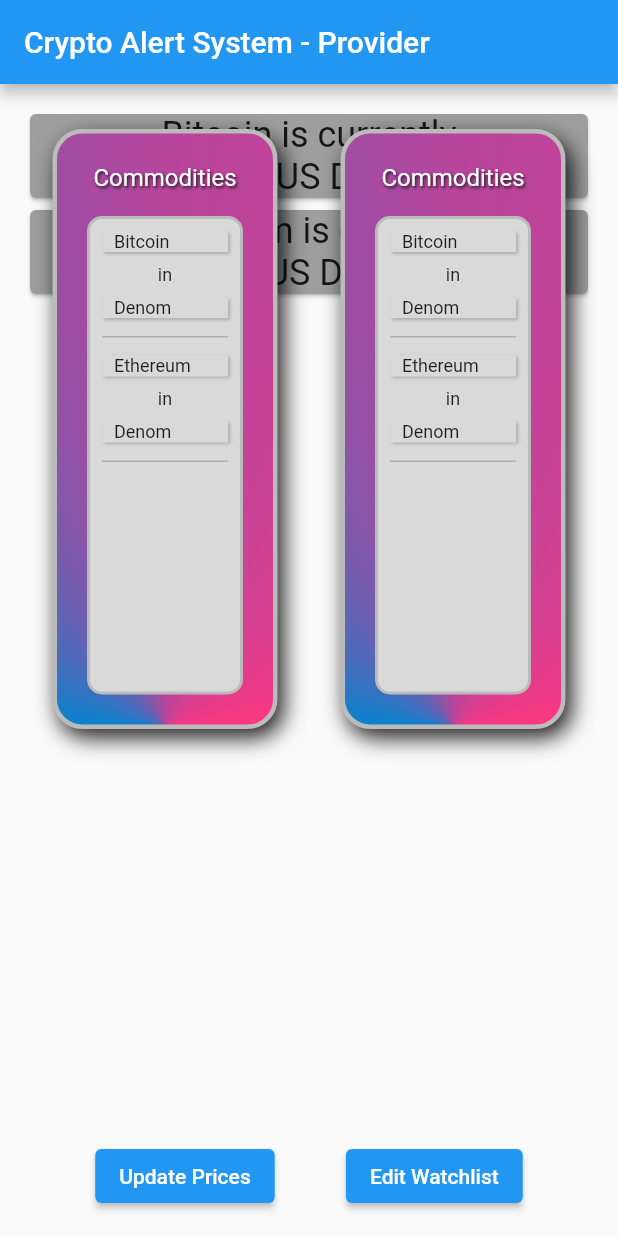
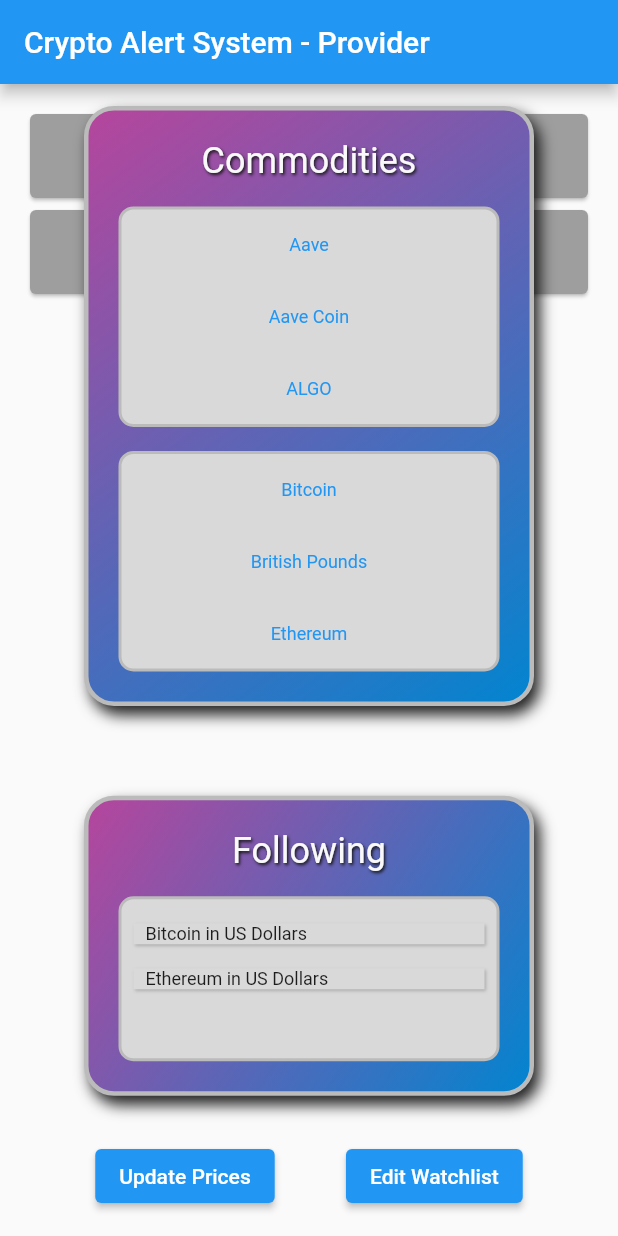
Before and after one commit to ScottS2017-2/appcircle_test, a Flutter app: the screen it shows after launch, after a tap on "Edit Watchlist", on a phone screen of 412 x 824 dp. Run offline on Flutter 3.47's test engine with Material 2 defaults, Android fonts, the phone set to English and light mode, and no system bars; our stand-ins replace flutter_redux, google_fonts, redux; network calls fail.

Commit message:
Top slider has working lists, strings file is alphabetized
Need to verify no commodities or denominations are missing from the lists

```diff
--- a/lib/app/app_strings.dart
+++ b/lib/app/app_strings.dart
@@ -1,5 +1,8 @@
 class AppStrings {
+  // Common Strings
+  static const String following = 'Following';
 
+  // Abbreviations
   static const String AAVE = 'AAVE';
   static const String ALGO = 'ALGO';
   static const String BCH = 'BCH';
@@ -22,28 +25,61 @@ class AppStrings {
   static const String XRP = 'XRP';
   static const String YFI = 'YFI';
 
+  // Commodities
+  static const List<String> commoditiesList = [
+    AAVE,
+    LEND,
+    ALGO,
+    BUSD,
+    BCH,
+    BTC,
+    DGLD,
+    ENJ,
+    ETH,
+    LTC,
+    OGN,
+    PAX,
+    USDT,
+    WDGLD,
+    XRP,
+    YFI,
+  ];
+
+  // Denominations
+  static const List<String> denominationsList = [
+    BTC,
+    GBP,
+    ETH,
+    EUR,
+    PAX,
+    USDT,
+    TRY,
+    USD,
+
+  ];
+
+  // Full names
   static const Map<String, String> unabbreviatedTerms = {
-      AppStrings.AAVE: 'Aave',
-      AppStrings.ALGO: 'ALGO',
-      AppStrings.BCH: 'Bitcoin Cash',
-      AppStrings.BTC: 'Bitcoin',
-      AppStrings.BUSD: 'Binance USD',
-      AppStrings.DGLD: 'DGLD',
-      AppStrings.ENJ: 'Enjin Coin',
-      AppStrings.ETH: 'Ethereum',
-      AppStrings.EUR: 'Euros',
-      AppStrings.GBP: 'British Pounds',
-      AppStrings.LEND: 'Aave Coin',
-      AppStrings.LTC: 'Litecoin',
-      AppStrings.OGN: 'Origin Protocol',
-      AppStrings.PAX: 'Paxos Standard',
-      AppStrings.TRY: 'Trias',
-      AppStrings.USD: 'US Dollars',
-      AppStrings.USDT: 'Tether',
-      AppStrings.WDGLD: 'wrapped-DGLD',
-      AppStrings.XLM: 'Stellar',
-      AppStrings.XRP: 'XRP',
-      AppStrings.YFI: 'yearn.finance',
+    AAVE: 'Aave',
+    LEND: 'Aave Coin',
+    ALGO: 'ALGO',
+    BUSD: 'Binance USD',
+    BCH: 'Bitcoin Cash',
+    BTC: 'Bitcoin',
+    GBP: 'British Pounds',
+    DGLD: 'DGLD',
+    ENJ: 'Enjin Coin',
+    ETH: 'Ethereum',
+    EUR: 'Euros',
+    LTC: 'Litecoin',
+    OGN: 'Origin Protocol',
+    PAX: 'Paxos Standard',
+    XLM: 'Stellar',
+    USDT: 'Tether',
+    TRY: 'Trias',
+    USD: 'US Dollars',
+    WDGLD: 'wrapped-DGLD',
+    XRP: 'XRP',
+    YFI: 'yearn.finance',
   };
-
 }
--- a/lib/main.dart
+++ b/lib/main.dart
@@ -1,5 +1,6 @@
 import 'package:crypto_tracker_redux/pages/home.dart';
 import 'package:flutter/material.dart';
+import 'package:flutter/services.dart';
 import 'package:provider/provider.dart';
 
 import 'provider_version/models/app_state_model.dart';
@@ -8,10 +9,25 @@ void main() {
   runApp(MyApp());
 }
 
-class MyApp extends StatelessWidget {
+class MyApp extends StatefulWidget {
   const MyApp({
     Key? key,
   }) : super(key: key);
+
+  @override
+  _MyAppState createState() => _MyAppState();
+}
+
+class _MyAppState extends State<MyApp> {
+
+  @override
+  void initState() {
+    super.initState();
+    /// Lock orientation to portrait (up)
+    SystemChrome.setPreferredOrientations([
+      DeviceOrientation.portraitUp,
+    ]);
+  }
 
   @override
   Widget build(BuildContext context) {
--- a/lib/provider_version/models/app_state_model.dart
+++ b/lib/provider_version/models/app_state_model.dart
@@ -88,8 +88,8 @@ class AppStateModel extends ChangeNotifier {
           'YFI-USDT': [],
         },
         interestedInPrices = <String, double>{
-          'BTC-USD': 100,
-          'ETH-USD': 50,
+          'BTC-USD': 0,
+          'ETH-USD': 0,
         };
 
   // AppState.fromJson(Map json)
--- a/lib/provider_version/pages/provider_home.dart
+++ b/lib/provider_version/pages/provider_home.dart
@@ -1,7 +1,9 @@
 import 'package:crypto_tracker_redux/app/app_strings.dart';
 import 'package:crypto_tracker_redux/app/app_textstyles.dart';
 import 'package:crypto_tracker_redux/provider_version/models/app_state_model.dart';
-import 'package:crypto_tracker_redux/provider_version/widgets/SideSlideIn.dart';
+import 'package:crypto_tracker_redux/provider_version/widgets/top_slide_in.dart';
+import 'package:crypto_tracker_redux/provider_version/widgets/bottom_slide_in.dart';
+
 import 'package:flutter/material.dart';
 import 'package:provider/provider.dart';
 
@@ -14,12 +16,32 @@ class ProviderHome extends StatefulWidget {
   _ProviderHomeState createState() => _ProviderHomeState();
 }
 
-class _ProviderHomeState extends State<ProviderHome> {
-  double _slidesPosition = -200;
+class _ProviderHomeState extends State<ProviderHome>{
 
-  void toggleSideSlides(){
+  // TODO change this to an offstage
+  bool onStage = false;
+
+  static const double _largeScreenTopSlideHeight = 300;
+  static const double _largeScreenTopSlideWidth = 600;
+  static const double _largeScreenBottomSlideHeight = 600;
+  static const double _largeScreenBottomSlideWidth = 600;
+  static const double _largeScreenTopSlideExtendedPosition = -1;
+  static const double _largeScreenTopSlideRetractedPosition = -2;
+  static const double _largeScreenBottomSlideExtendedPosition = 4.0;
+  static const double _largeScreenBottomSlideRetractedPosition = .4;
+
+  static const double _smallScreenTopSlideHeight = 400;
+  static const double _smallScreenTopSlideWidth = 300;
+  static const double _smallScreenBottomSlideHeight = 200;
+  static const double _smallScreenBottomSlideWidth = 300;
+  static const double _smallScreenTopSlideExtendedPosition = -1.1;
+  static const double _smallScreenTopSlideRetractedPosition = -4.75;
+  static const double _smallScreenBottomSlideExtendedPosition = .75;
+  static const double _smallScreenBottomSlideRetractedPosition = 2;
+
+  void toggleSideSlides() {
     setState(() {
-      _slidesPosition == 35 ? _slidesPosition = -200 : _slidesPosition = 35;
+      onStage = !onStage;
     });
   }
 
@@ -29,7 +51,13 @@ class _ProviderHomeState extends State<ProviderHome> {
   }
 
   @override
+  void dispose() {
+    super.dispose();
+  }
+
+  @override
   Widget build(BuildContext context) {
+
     // Fetch the values we care about
     final interestedInPrices =
         context.select((AppStateModel appState) => appState.interestedInPrices);
@@ -51,12 +79,15 @@ class _ProviderHomeState extends State<ProviderHome> {
                     child: ListView.builder(
                       itemCount: interestedInPrices.length,
                       itemBuilder: (BuildContext context, int index) {
+                        ////////////////////////////////////////////////
+                        // Separate the commodity and denomination strings
                         String key = interestedInPrices.keys.elementAt(index);
                         String value = interestedInPrices[key].toString();
                         final regex = RegExp(r'^([A-z]+)-([A-z]+)$');
                         final regexMatch = regex.firstMatch(key);
                         final currencyInterestedIn = regexMatch!.group(1);
                         final denomination = regexMatch.group(2);
+                        ////////////////////////////////////////////////
                         return Card(
                           borderOnForeground: true,
                           color: Colors.grey,
@@ -125,17 +156,65 @@ class _ProviderHomeState extends State<ProviderHome> {
             ],
           ),
         ),
-        AnimatedPositioned(
-          child: SideSlideIn(),
-          duration: Duration(milliseconds: 300),
-          top: 0,
-          left: _slidesPosition,
-        ),
-        AnimatedPositioned(
-          child: SideSlideIn(),
-          duration: Duration(milliseconds: 300),
-          top: 0,
-          right: _slidesPosition,
+        LayoutBuilder(
+          builder: (context, BoxConstraints constraints) {
+            late Widget _result;
+            // If the screen width > 1440
+            if (constraints.maxHeight > 1440) {
+              _result = Stack(
+                fit: StackFit.expand,
+                children: [
+                  AnimatedContainer(
+                    alignment: Alignment(0, onStage == false ? _largeScreenTopSlideExtendedPosition : _largeScreenTopSlideRetractedPosition),
+                    duration: Duration(milliseconds: 300),
+                    child: TopSlideIn(
+                      height: _largeScreenTopSlideHeight,
+                      width: _largeScreenTopSlideWidth,
+                    ),
+                  ),
+                  AnimatedContainer(
+                    alignment: Alignment(0, onStage == true ? _largeScreenBottomSlideExtendedPosition : _largeScreenBottomSlideRetractedPosition),
+                    duration: Duration(milliseconds: 300),
+                    child: BottomSlideIn(
+                      height: _largeScreenBottomSlideHeight,
+                      width: _largeScreenBottomSlideWidth,
+                    ),
+                  ),
+                ],
+              );
+            } else  if (constraints.maxHeight <= 1140) {
+              _result = Stack(
+                fit: StackFit.expand,
+                children: [
+                  Offstage(
+                    offstage: false,
+                    child: AnimatedContainer(
+                      alignment: Alignment(0, onStage == true ? _smallScreenTopSlideExtendedPosition : _smallScreenTopSlideRetractedPosition),
+                      duration: Duration(milliseconds: 500),
+                      curve: Curves.easeOutBack,
+                      child: TopSlideIn(
+                        height: _smallScreenTopSlideHeight,
+                        width: _smallScreenTopSlideWidth,
+                      ),
+                    ),
+                  ),
+                  Offstage(
+                    offstage: false,
+                    child: AnimatedContainer(
+                      duration: Duration(milliseconds: 500),
+                      curve: Curves.easeOutBack,
+                      alignment: Alignment(0, onStage == true ? _smallScreenBottomSlideExtendedPosition : _smallScreenBottomSlideRetractedPosition),
+                      child: BottomSlideIn(
+                        height: _smallScreenBottomSlideHeight,
+                        width: _smallScreenBottomSlideWidth,
+                      ),
+                    ),
+                  ),
+                ],
+              );
+            }
+            return _result;
+          },
         ),
       ],
     );
--- a/lib/provider_version/widgets/SideSlideIn.dart
+++ b/lib/provider_version/widgets/bottom_slide_in.dart
@@ -6,21 +6,23 @@ import 'package:crypto_tracker_redux/provider_version/models/app_state_model.dar
 
 import 'package:provider/provider.dart';
 
-class SideSlideIn extends StatelessWidget {
-  const SideSlideIn({
+class BottomSlideIn extends StatelessWidget {
+  const BottomSlideIn({
     Key? key,
-    this.color = const Color(0xFFEEEEEE),
+    required this.height,
+    required this.width,
   }) : super(key: key);
 
-  final Color color;
+  final double height;
+  final double width;
 
   @override
   Widget build(BuildContext context) {
     final interestedInPrices =
     context.select((AppStateModel appState) => appState.interestedInPrices);
     return Container(
-      height: 400,
-      width: 150,
+      height: height,
+      width: width,
       margin: const EdgeInsets.only(top: 30, bottom: 30),
       padding: const EdgeInsets.all(20),
       alignment: Alignment.topCenter,
@@ -34,31 +36,30 @@ class SideSlideIn extends StatelessWidget {
         boxShadow: [
           const BoxShadow(
             color: Colors.black87,
-            blurRadius: 12,
+            blurRadius: 8,
             offset: Offset(4, 6),
           ),
         ],
-        gradient: const SweepGradient(
+        gradient: const LinearGradient(
           colors: [
+            Color(0xFFB7459C),
             Color(0xFF0185D0),
-            Color(0xFFB7459C),
-            Color(0xFFFF3780),
           ],
           stops: [
-            0.5,
-            0.75,
+            0,
             1,
           ],
-          center: Alignment(0.0, 1.0),
+          begin: Alignment.topLeft,
+          end: Alignment.bottomRight,
         ),
       ),
       child: Column(
         children: [
           Text(
-            'Commodities',
+            AppStrings.following,
             style: Theme.of(context)
                 .textTheme
-                .subtitle1!
+                .headline5!
                 .copyWith(color: AppColors.offWhitePageBackground, shadows: [
               BoxShadow(
                 color: AppColors.blackTextColor,
@@ -81,19 +82,26 @@ class SideSlideIn extends StatelessWidget {
                 ),
                 borderRadius: BorderRadius.circular(10),
               ),
+              child: Column(
+                children: [
+                  Expanded(
                     child: ListView.builder(
                       itemCount: interestedInPrices.length,
                       itemBuilder: (BuildContext context, int index) {
+                        ////////////////////////////////////////////////
+                        // Separate the commodity and denomination strings
                        String key = interestedInPrices.keys.elementAt(index);
                         final regex = RegExp(r'^([A-z]+)-([A-z]+)$');
                         final regexMatch = regex.firstMatch(key);
                         final currencyInterestedIn = regexMatch!.group(1);
+                        final denomination = regexMatch.group(2);
+                        ////////////////////////////////////////////////
                         return Column(
                           crossAxisAlignment: CrossAxisAlignment.stretch,
                           children: [
                             Container(
                               padding: const EdgeInsets.symmetric(horizontal: 8),
-                        margin: const EdgeInsets.only(left: 8, right: 8, top: 8),
+                              margin: const EdgeInsets.only(left: 8, right: 8, top: 16),
                               decoration: BoxDecoration(
                                 color: AppColors.silver,
                                 boxShadow: [
@@ -105,49 +113,17 @@ class SideSlideIn extends StatelessWidget {
                                 ],
                               ),
                               child: Text(
-                          '${AppStrings.unabbreviatedTerms[currencyInterestedIn]}',
+                                '${AppStrings.unabbreviatedTerms[currencyInterestedIn]} in ${AppStrings.unabbreviatedTerms[denomination]}',
                                 textAlign: TextAlign.left,
                                 style: AppTextStyles.normal12,
                               ),
                             ),
-                      Padding(
-                        padding: const EdgeInsets.only(top: 8.0),
-                        child: Center(
-                          child: Text(
-                            'in',
-                            textAlign: TextAlign.left,
-                            style: AppTextStyles.normal12,
-                          ),
-                        ),
-                      ),
-                      Container(
-                        padding: const EdgeInsets.symmetric(horizontal: 8),
-                        margin: const EdgeInsets.only(left: 8, right: 8, top: 8),
-                        decoration: BoxDecoration(
-                          color: AppColors.silver,
-                          boxShadow: [
-                            const BoxShadow(
-                              color: AppColors.dropShadowColor,
-                              blurRadius: 1,
-                              offset: Offset(1, 1),
-                            ),
-                          ],
-                        ),
-                        child: Text(
-                          'Denom',
-                          textAlign: TextAlign.left,
-                          style: AppTextStyles.normal12,
-                        ),
-                      ),
-                      Container(
-                        height: 1,
-                        width: double.infinity,
-                        margin: const EdgeInsets.only(top: 12, left: 8, right: 8, bottom: 4),
-                        color: AppColors.dropShadowColor,
-                      ),
                           ],
                         );
                       },
+                    ),
+                  ),
+                ],
               ),
             ),
           ),
--- /dev/null
+++ b/lib/provider_version/widgets/top_slide_in.dart
@@ -0,0 +1,191 @@
+import 'package:flutter/material.dart';
+import 'package:crypto_tracker_redux/app/app_colors.dart';
+import 'package:crypto_tracker_redux/app/app_textstyles.dart';
+import 'package:crypto_tracker_redux/app/app_strings.dart';
+import 'package:crypto_tracker_redux/provider_version/models/app_state_model.dart';
+
+import 'package:provider/provider.dart';
+
+class TopSlideIn extends StatelessWidget {
+  const TopSlideIn({
+    Key? key,
+    required this.height,
+    required this.width,
+  }) : super(key: key);
+
+  final double height;
+  final double width;
+
+  @override
+  Widget build(BuildContext context) {
+    final interestedInPrices =
+        context.select((AppStateModel appState) => appState.interestedInPrices);
+    return Container(
+      height: height,
+      width: width,
+      margin: const EdgeInsets.only(top: 30, bottom: 30),
+      padding: const EdgeInsets.all(20),
+      alignment: Alignment.topCenter,
+      decoration: BoxDecoration(
+        border: Border.all(
+          style: BorderStyle.solid,
+          color: const Color(0xFFBBBBBB),
+          width: 3,
+        ),
+        borderRadius: BorderRadius.circular(20),
+        boxShadow: [
+          const BoxShadow(
+            color: Colors.black87,
+            blurRadius: 8,
+            offset: Offset(4, 6),
+          ),
+        ],
+        gradient: const LinearGradient(
+          colors: [
+            Color(0xFFB7459C),
+            Color(0xFF0185D0),
+          ],
+          stops: [
+            0,
+            1,
+          ],
+          begin: Alignment.topLeft,
+          end: Alignment.bottomRight,
+        ),
+      ),
+      child: Column(
+        children: [
+          Text(
+            'Commodities',
+            style: Theme.of(context)
+                .textTheme
+                .headline5!
+                .copyWith(color: AppColors.offWhitePageBackground, shadows: [
+              BoxShadow(
+                color: AppColors.blackTextColor,
+                blurRadius: 2,
+                offset: Offset(1, 1),
+              ),
+            ]),
+          ),
+          SizedBox(
+            height: 16,
+          ),
+          //////////////////////////////////////////////////////////////
+          // Top List Box
+          //////////////////////////////////////////////////////////////
+          Expanded(
+            child: Container(
+              decoration: BoxDecoration(
+                color: AppColors.silver,
+                border: Border.all(
+                  style: BorderStyle.solid,
+                  color: const Color(0xFFBBBBBB),
+                  width: 2,
+                ),
+                borderRadius: BorderRadius.circular(10),
+              ),
+              child: ListView.builder(
+                itemCount: AppStrings.commoditiesList.length,
+                itemBuilder: (BuildContext context, int index) {
+                  return TextButton(
+                    onPressed: () => {},
+                    child: Text(
+                      '${AppStrings.unabbreviatedTerms[AppStrings.commoditiesList[index]]}',
+                      textAlign: TextAlign.center,
+                      style: AppTextStyles.normal12,
+                    ),
+                  );
+                },
+              ),
+            ),
+          ),
+
+          SizedBox(
+            height: 16,
+          ),
+          //////////////////////////////////////////////////////////////
+          // Bottom List Box
+          //////////////////////////////////////////////////////////////
+          Expanded(
+            child: Container(
+              decoration: BoxDecoration(
+                color: AppColors.silver,
+                border: Border.all(
+                  style: BorderStyle.solid,
+                  color: const Color(0xFFBBBBBB),
+                  width: 2,
+                ),
+                borderRadius: BorderRadius.circular(10),
+              ),
+              child: ListView.builder(
+                itemCount: AppStrings.denominationsList.length,
+                itemBuilder: (BuildContext context, int index) {
+                  return TextButton(
+                    onPressed: () => {},
+                    child: Text(
+                      '${AppStrings.unabbreviatedTerms[AppStrings.denominationsList[index]]}',
+                      textAlign: TextAlign.center,
+                      style: AppTextStyles.normal12,
+                    ),
+                  );
+                },
+              ),
+            ),
+          ),
+        ],
+      ),
+    );
+
+    // return Container(
+    //   height: 500,
+    //   width: 175,
+    //   decoration: BoxDecoration(
+    //     color: AppColors.blackTextColor,
+    //     border: Border.all(
+    //       color: AppColors.blackTextColor,
+    //       width: 2,
+    //     ),
+    //     borderRadius: const BorderRadius.all(
+    //       Radius.circular(20),
+    //     ),
+    //   ),
+    //   child: ListView(
+    //     padding: EdgeInsets.zero,
+    //     children: <Widget>[
+    //       Container(
+    //         decoration: BoxDecoration(
+    //           color: color,
+    //         ),
+    //         child: Container(
+    //           alignment: Alignment.center,
+    //           child: Text(
+    //             'Left Header',
+    //             style: AppTextStyles.appBarTextStyle
+    //                 .copyWith(color: Colors.white, fontSize: 18),
+    //           ),
+    //         ),
+    //       ),
+    //       ListTile(
+    //         title: const Text('First Item'),
+    //         onTap: () {
+    //           // TODO implement me
+    //         },
+    //       ),
+    //       ListTile(
+    //         title: const Text('Second Item'),
+    //         onTap: () {
+    //           // TODO implement me
+    //         },
+    //       ),
+    //       ListTile(
+    //         title: const Text('Third Item'),
+    //         onTap: () {
+    //           // TODO implement me
+    //         },
+    //       ),
+    //     ],
+    //   ),
+    // );
+  }
+}
```
Lines whose indentation alone changed are shown as unchanged.
